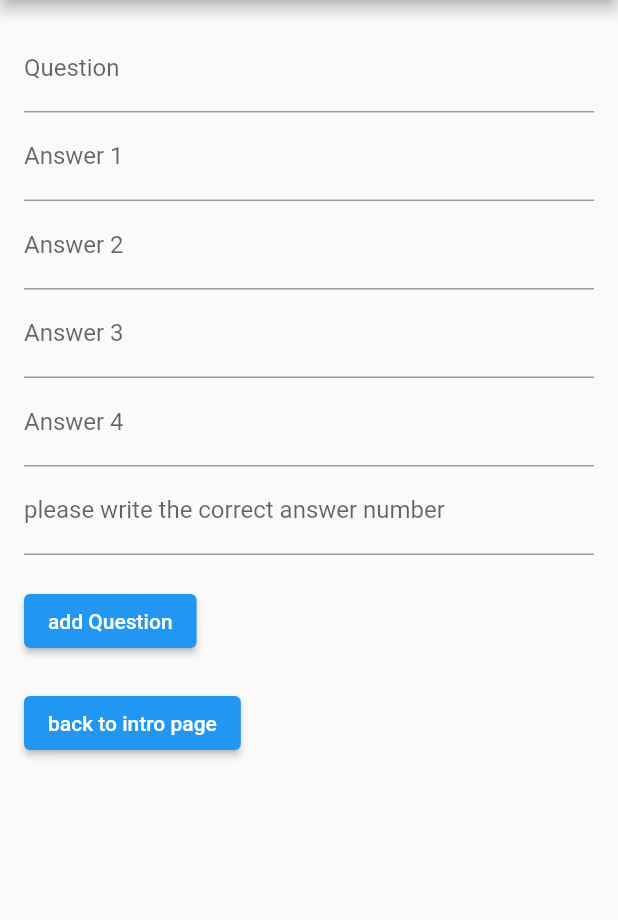
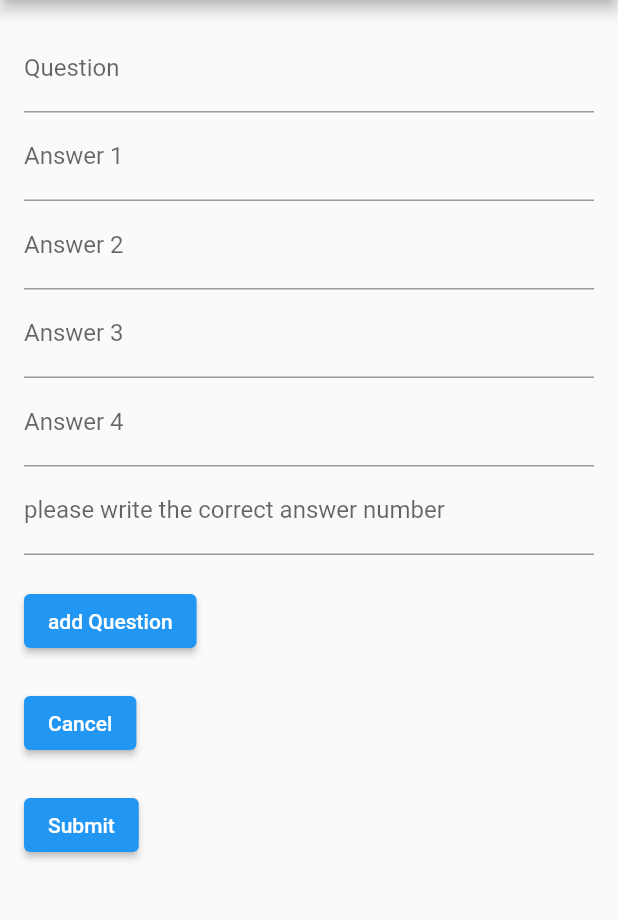
Before and after one commit to IOTSummer23RoboPhoneKahoot/IOTProjectRobophoneKahoot, a Flutter app: the QuizCreatorPage screen opened directly, after a tap on "add Question", on a phone screen of 412 x 824 dp, the part 84-1004 px from its top. Run offline on Flutter 3.47's test engine with Material 2 defaults, Android fonts, the phone set to English and light mode, and no system bars; our stand-ins replace firebase_core, firebase_database, syncfusion_flutter_charts; accounts and stored records are empty.

Commit message:
added cancel button, and submit also data only updates when clicking submit in db

```diff
--- a/web_project/lib/CreateQuiz.dart
+++ b/web_project/lib/CreateQuiz.dart
@@ -36,8 +36,8 @@ class _NumOfQuestionPageState extends State<NumOfQuestionPage> {
   // final DatabaseReference _databaseRef = FirebaseDatabase.instance.reference();
   static TextEditingController numOfQuestionsController =
       TextEditingController();
-  static TextEditingController timeToAnswerPerQuestionController =
-      TextEditingController();
+  // static TextEditingController timeToAnswerPerQuestionController =
+  //     TextEditingController();
   static TextEditingController nameOfQuizController = TextEditingController();
   static int selectedTimeOptionIndex = 0,
       selectedTimeOption = 10; // Store the selected time option
@@ -96,6 +96,16 @@ class _NumOfQuestionPageState extends State<NumOfQuestionPage> {
               },
               child: Text('Continue'),
             ),
+            SizedBox(height: 16.0),
+            ElevatedButton(
+              onPressed: () {
+                Navigator.push(
+                  context,
+                  MaterialPageRoute(builder: (context) => introPage()),
+                );
+              },
+              child: Text('Cancel'),
+            ),
           ],
         ),
       ),
@@ -112,7 +122,6 @@ class QuizCreatorPage extends StatefulWidget {
 }
 
 class _QuizCreatorPageState extends State<QuizCreatorPage> {
-  int numOfQuestionsAdded = 0;
   final DatabaseReference _databaseRef = FirebaseDatabase.instance.reference();
   TextEditingController correctOptionIndexController = TextEditingController();
   TextEditingController questionController = TextEditingController();
@@ -120,10 +129,32 @@ class _QuizCreatorPageState extends State<QuizCreatorPage> {
   TextEditingController answer2Controller = TextEditingController();
   TextEditingController answer3Controller = TextEditingController();
   TextEditingController answer4Controller = TextEditingController();
+  int numOfQuestions = 0;
+  List<Map<String, dynamic>> quizQuestions = [];
+  List<Map<String, dynamic>> quizData = [];
 
-  List<Map<String, dynamic>> quizDataList = [];
+  void submitQuizData() {
+    _databaseRef.child('sabaaTest/quizzes/$generatedPin/quizID').update({
+      'quizID': generatedPin,
+    });
+    for (int i = 0; i < quizQuestions.length; i++) {
+      final questionData = quizQuestions[i];
+      _databaseRef
+          .child('sabaaTest/quizzes/$generatedPin/questions/$i')
+          .update(questionData);
+    }
+
+    // Update quiz details in the database
+    _databaseRef
+        .child('sabaaTest/quizzes/$generatedPin/quizDetails')
+        .update(quizData[0]); // Assuming there's only one set of quiz details
+    setState(() {
+      numOfQuestions = quizQuestions.length;
+    });
+    quizQuestions.clear();
+  }
+
   void addQuizData() {
-    // TODO: add the name of the quiz
     String timeToAnswerPerQuestion =
         _NumOfQuestionPageState.selectedTimeOption.toString();
     String nameOfQuiz = _NumOfQuestionPageState.nameOfQuizController.text;
@@ -135,31 +166,20 @@ class _QuizCreatorPageState extends State<QuizCreatorPage> {
     String answer2 = answer2Controller.text;
     String answer3 = answer3Controller.text;
     String answer4 = answer4Controller.text;
-
-    // Add the question and answer to the list
-    numOfQuestionsAdded += 1;
-    _databaseRef.child('sabaaTest/quizzes/' + generatedPin + '/quizID').update({
-      'quizID': generatedPin,
-    });
-    _databaseRef
-        .child('sabaaTest/quizzes/' +
-            generatedPin +
-            '/questions/' +
-            numOfQuestionsAdded.toString())
-        .update({
+    Map<String, dynamic> questionData = {
       'question': question,
       'correctOptionIndex': correctOptionIndex,
       'options': [answer1, answer2, answer3, answer4],
-    });
-    _databaseRef
-        .child('sabaaTest/quizzes/' + generatedPin + '/quizDetails')
-        .update({
+    };
+    Map<String, dynamic> quizDetailsData = {
       'nameOfQuiz': nameOfQuiz,
       'timeToAnswerPerQuestion': timeToAnswerPerQuestion,
       'numOfQuestions': numOfQuestions,
-    });
+    };
+    // Add the question to the list
+    quizQuestions.add(questionData);
+    quizData.add(quizDetailsData);
     // Clear the text fields
-
     correctOptionIndexController.clear();
     questionController.clear();
     answer1Controller.clear();
@@ -208,7 +228,24 @@ class _QuizCreatorPageState extends State<QuizCreatorPage> {
             ElevatedButton(
               onPressed: () {
                 addQuizData();
-                if (numOfQuestionsAdded >=
+              },
+              child: Text('add Question'),
+            ),
+            SizedBox(height: 20),
+            ElevatedButton(
+              onPressed: () {
+                Navigator.push(
+                  context,
+                  MaterialPageRoute(builder: (context) => introPage()),
+                );
+              },
+              child: Text('Cancel'),
+            ),
+            SizedBox(height: 20),
+            ElevatedButton(
+              onPressed: () {
+                submitQuizData(); // Call the submitQuizData function when the button is pressed
+                if (numOfQuestions >=
                     int.parse(_NumOfQuestionPageState
                         .numOfQuestionsController.text)) {
                   Navigator.push(
@@ -217,21 +254,7 @@ class _QuizCreatorPageState extends State<QuizCreatorPage> {
                   );
                 }
               },
-              child: Text('add Question'),
-            ),
-            SizedBox(height: 20),
-            ElevatedButton(
-              onPressed: () {
-                if (numOfQuestionsAdded >=
-                    int.parse(_NumOfQuestionPageState
-                        .numOfQuestionsController.text)) {
-                  Navigator.push(
-                    context,
-                    MaterialPageRoute(builder: (context) => introPage()),
-                  );
-                }
-              },
-              child: Text('back to intro page'),
+              child: Text('Submit'),
             )
           ],
         ),
```
